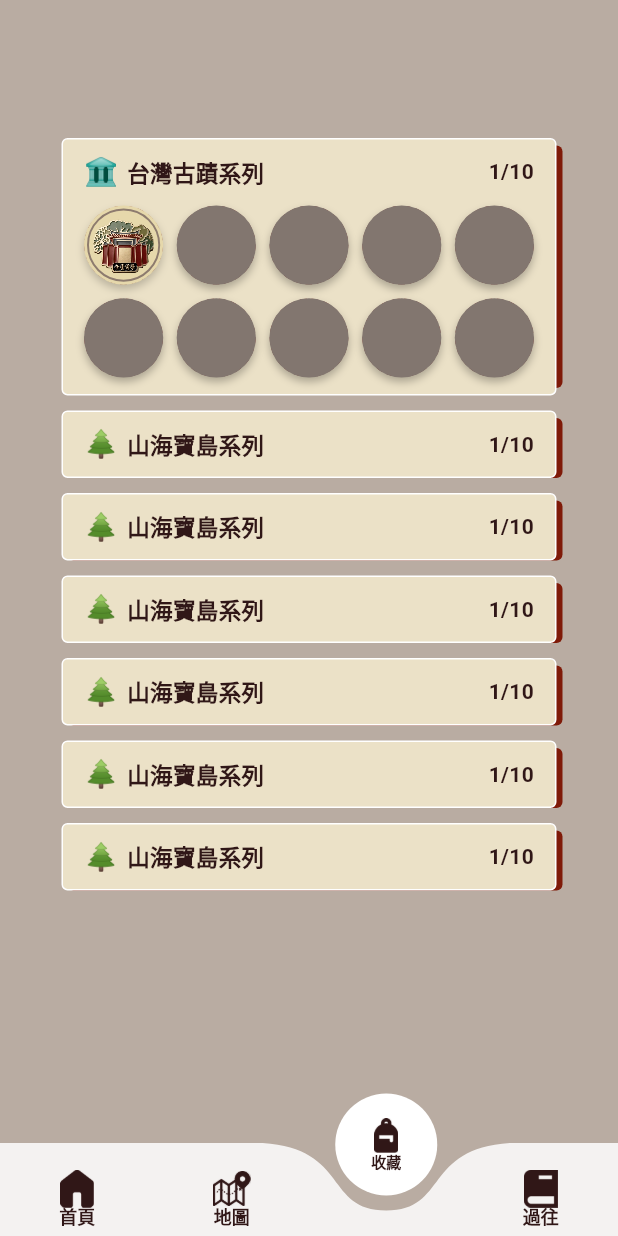
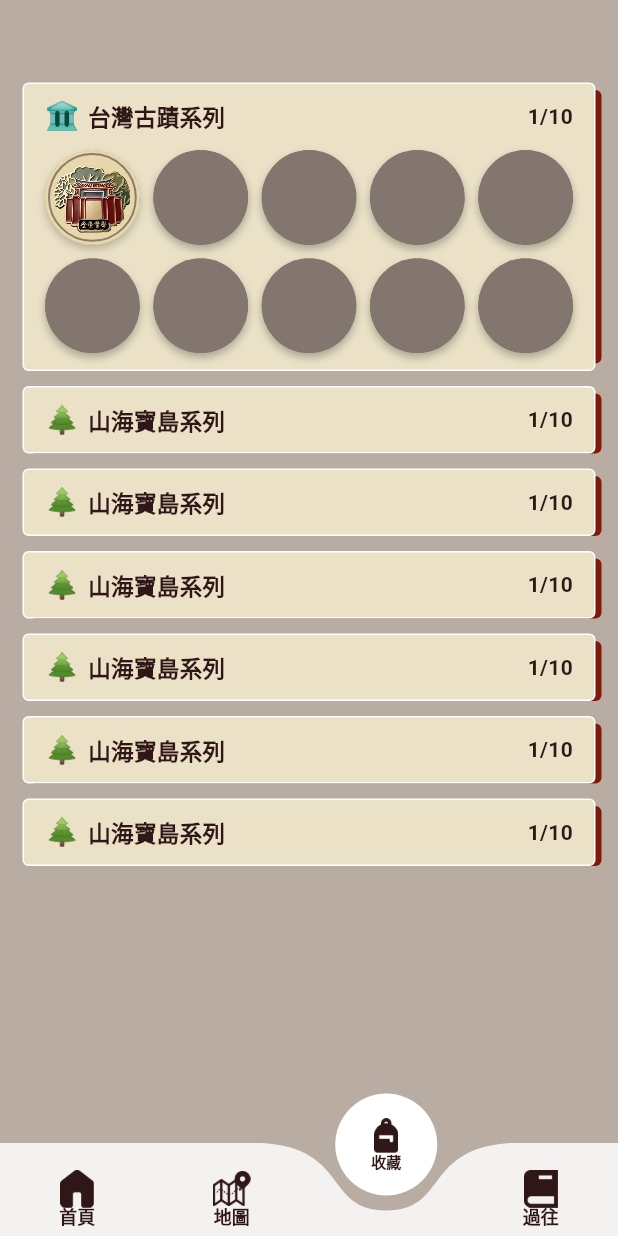
Before and after one commit to 1111034009/PlayTaiwan-front, a Flutter app: the CollectionPage screen opened by its route, on a phone screen of 412 x 824 dp. Run offline on Flutter 3.47's test engine with Material 3 defaults, Android fonts, the phone set to English and light mode, and no system bars; drawn by our look-alikes of curved_navigation_bar; our stand-ins replace flutter_carousel_widget, google_fonts; Roboto replaces fonts that are missing (Kaisei Haruno Umi, KaiseiHarunoUmi).

Commit message:
收藏滾動 bug修正

```diff
--- a/lib/pages/collection_page.dart
+++ b/lib/pages/collection_page.dart
@@ -23,9 +23,6 @@ class CollectionPage extends StatefulWidget {
 }
 
 class _CollectionPageState extends State<CollectionPage> {
-  static const double designWidth = 360;
-  static const double designHeight = 640;
-
   static const int currentIndex = 2;
 
   final List<_BadgeSeries> series = [
@@ -118,28 +115,16 @@ class _CollectionPageState extends State<CollectionPage> {
     return Scaffold(
       backgroundColor: _pageColor,
       extendBody: true,
-      body: Center(
-        child: FittedBox(
-          fit: BoxFit.contain,
-          alignment: Alignment.center,
-          child: SizedBox(
-            width: designWidth,
-            height: designHeight,
-            child: Stack(
-              clipBehavior: Clip.none,
-              children: [
-                const Positioned.fill(child: ColoredBox(color: _pageColor)),
-                Positioned(
-                  left: 0,
-                  right: 0,
-                  top: 0,
-                  height: MediaQuery.of(context).size.height,
-                  child: ScrollConfiguration(
+
+      body: ScrollConfiguration(
         behavior: const _NoScrollbarBehavior(),
         child: ListView.builder(
           physics: const BouncingScrollPhysics(),
-                      padding: const EdgeInsets.fromLTRB(15, 0, 15, 20),
+
+          padding: const EdgeInsets.fromLTRB(15, 55, 15, 100),
+
           itemCount: series.length,
+
           itemBuilder: (context, index) {
             return Padding(
               padding: const EdgeInsets.only(bottom: 10),
@@ -154,12 +139,7 @@ class _CollectionPageState extends State<CollectionPage> {
           },
         ),
       ),
-                ),
-              ],
-            ),
-          ),
-        ),
-      ),
+
       bottomNavigationBar: const AppNavigationBar(currentIndex: currentIndex),
     );
   }
```
Lines whose indentation alone changed are shown as unchanged.
